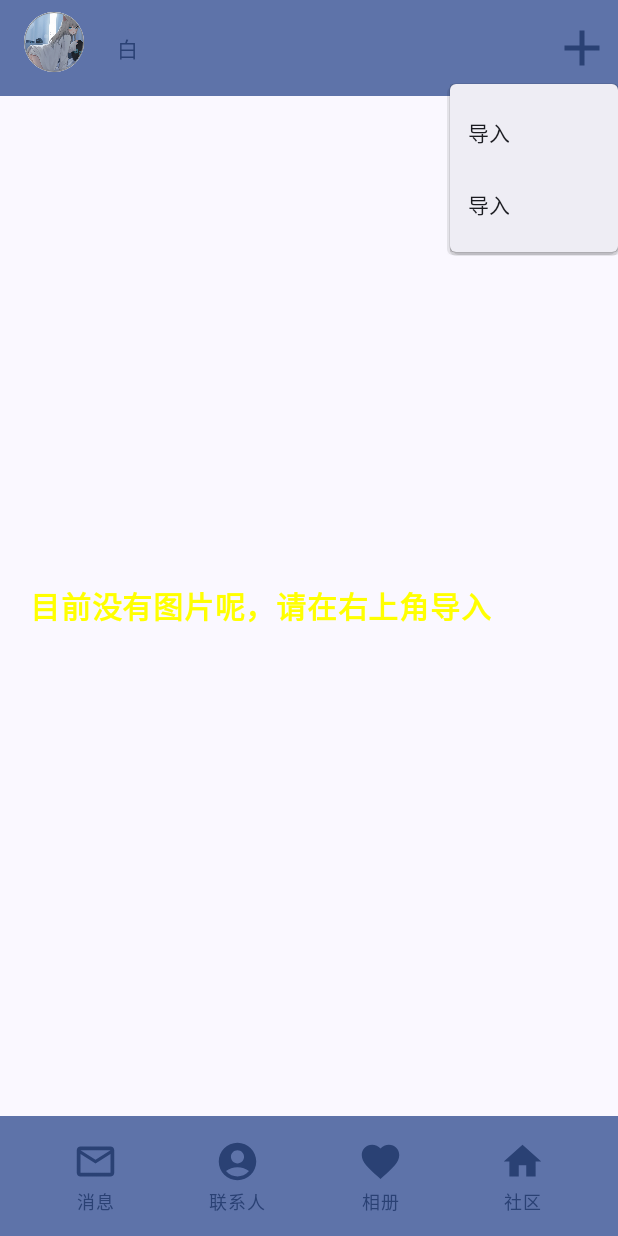
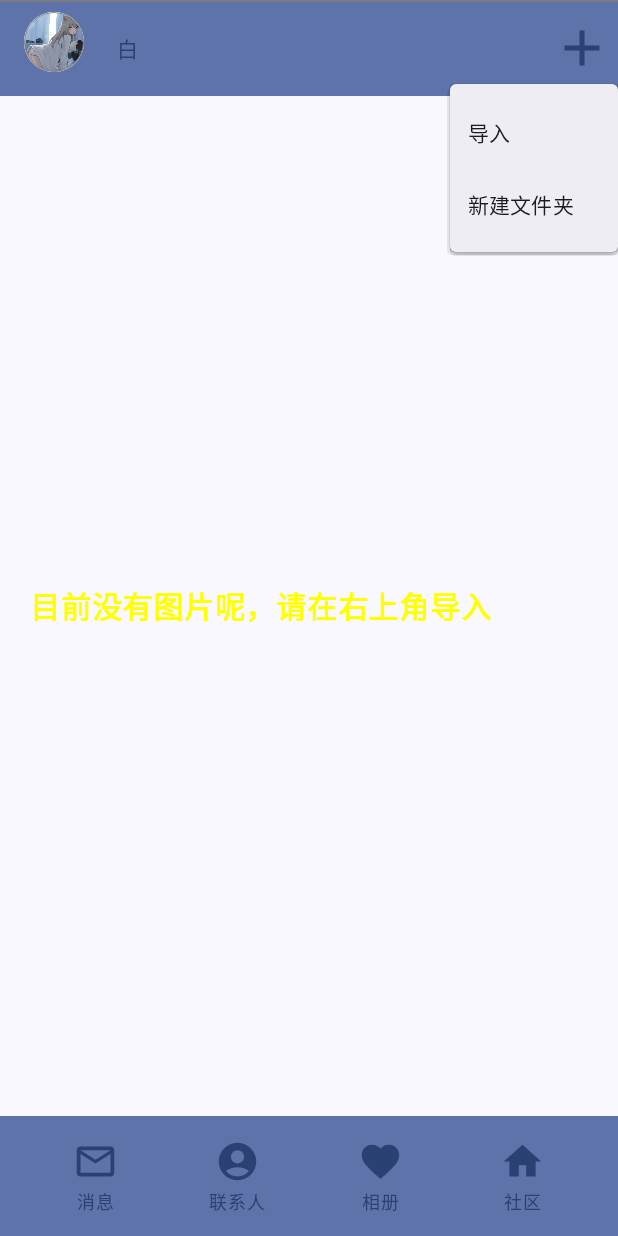
Before and after one commit to losebai/B-Im, an Android app built with Jetpack Compose: the screen it shows after launch (MainActivity), after a tap on "Localized description", on a phone screen of 412 x 824 dp. Run offline under Robolectric (Android 15) with nearby library versions, the phone set to English and light mode, and no system bars; libraries missing offline, so code that uses them is left out: org.noear.snack; network calls fail; pictures from the network do not load; 2 statements that could not run were skipped.

Commit message:
新增初始化

```diff
--- a/app/src/main/java/com/example/myapplication/AppBase.kt
+++ b/app/src/main/java/com/example/myapplication/AppBase.kt
@@ -24,6 +24,7 @@ import androidx.compose.material.icons.filled.MailOutline
 import androidx.compose.material3.BottomAppBar
 import androidx.compose.material3.Button
 import androidx.compose.material3.ButtonDefaults
+import androidx.compose.material3.Divider
 import androidx.compose.material3.DrawerState
 import androidx.compose.material3.DrawerValue
 import androidx.compose.material3.DropdownMenu
@@ -88,9 +89,9 @@ class AppBase {
     @OptIn(ExperimentalMaterial3Api::class)
     fun GetTopAppBar() {
         var expanded by remember { mutableStateOf(false) }
-        val items = listOf("导入", "创建文件夹", "刷新")
+//        val items = listOf("导入", "创建文件夹", "刷新")
         var selectedIndex by remember { mutableIntStateOf(-1) }
-        val lock = ThreadPoolManager.getInstance().getLock("imageLoad")
+//        val lock = ThreadPoolManager.getInstance().getLock("imageLoad")
         val coroutineScope = rememberCoroutineScope()
         TopAppBar(
             colors = TopAppBarDefaults.topAppBarColors(
@@ -168,7 +169,7 @@ class AppBase {
                                     expanded = false
                                 })
                                 DropdownMenuItem(text = {
-                                    Text(text = "导入")
+                                    Text(text = "新建文件夹")
                                 }, onClick = {
                                     selectedIndex = 1
                                     expanded = false
@@ -295,6 +296,7 @@ class AppBase {
             },
             topBar = {
                 topBar()
+                Divider()
             },
             bottomBar = {
                 bottomBar()
--- a/app/src/main/java/com/example/myapplication/MainActivity.kt
+++ b/app/src/main/java/com/example/myapplication/MainActivity.kt
@@ -39,7 +39,8 @@ import androidx.lifecycle.viewmodel.compose.viewModel
 import androidx.navigation.compose.NavHost
 import androidx.navigation.compose.composable
 import androidx.navigation.compose.rememberNavController
-import com.example.myapplication.common.util.ImageUtils
+import com.example.myapplication.common.consts.PRODUCT_DEVICE_NUMBER
+import com.example.myapplication.common.consts.UserId
 import com.example.myapplication.common.ui.ImageGroupButton
 import com.example.myapplication.common.ui.ImageListView
 import com.example.myapplication.common.util.ThreadPoolManager
@@ -54,6 +55,7 @@ import com.example.myapplication.ui.PhotoDataSet
 import com.example.myapplication.ui.SettingHome
 import com.example.myapplication.ui.UserList
 import com.example.myapplication.viewmodel.ImageViewModel
+import com.example.myapplication.viewmodel.UserViewModel
 import kotlinx.coroutines.launch
 import mu.KotlinLogging
 
@@ -64,14 +66,39 @@ private val logger = KotlinLogging.logger {}
 class MainActivity : AppCompatActivity() {
 
 
-
     private var appBase: AppBase = AppBase()
 
     private val userService: UserService = UserService()
 
+    private lateinit var userViewModel: UserViewModel;
 
     override fun finish() {
         super.finish()
+    }
+
+    override fun onResume() {
+        super.onResume()
+
+    }
+
+    private fun init() {
+        // 初始化的时候保存和更新
+        // 默认账户信息
+        ThreadPoolManager.getInstance().addTask("init") {
+            val appUserEntity = AppUserEntity()
+            appUserEntity.deviceNumber = PRODUCT_DEVICE_NUMBER
+            val user = userService.gerUserByNumber(PRODUCT_DEVICE_NUMBER)
+            if (user.id != null) {
+                UserId = user.id
+                appUserEntity.id = user.id
+                userViewModel.userEntity.id = user.id
+                userViewModel.userEntity.name = user.name
+                userViewModel.userEntity.imageUrl = user.imageUrl
+                userViewModel.userEntity.note = user.note
+            } else{
+                userService.save(appUserEntity)
+            }
+        }
     }
 
 
@@ -80,9 +107,11 @@ class MainActivity : AppCompatActivity() {
         super.onCreate(savedInstanceState)
         setContent {
             AppTheme() {
+                userViewModel = viewModel<UserViewModel>()
                 appBase.imageViewModel = viewModel<ImageViewModel>()
 //              ImageUtils.check(LocalContext.current, this)
-                appBase.navHostController = rememberNavController();
+                appBase.navHostController = rememberNavController()
+                this.init()
                 NavHost(
                     navController = appBase.navHostController,
                     startDestination = PageRouteConfig.MENU_ROUTE,
@@ -102,6 +131,7 @@ class MainActivity : AppCompatActivity() {
                 }
             }
         }
+
     }
 
     @SuppressLint("CoroutineCreationDuringComposition")
@@ -113,7 +143,7 @@ class MainActivity : AppCompatActivity() {
         var userImages: List<UserEntity> = mutableListOf()
         ModalNavigationDrawer(drawerState = appBase.settingDrawerState, drawerContent = {
             ModalDrawerSheet {
-                SettingHome()
+                SettingHome(userViewModel.userEntity)
             }
         }) {
             appBase.Context(content = { innerPadding ->
@@ -160,7 +190,7 @@ class MainActivity : AppCompatActivity() {
                     }
 
                     MenuRouteConfig.ROUTE_USERS -> {
-                        UserList(userImages, onClick = {
+                        UserList(userImages, modifier = mod.padding(top = 1.dp), onClick = {
 
                         })
                         ThreadPoolManager.getInstance().addTask("Actity") {
@@ -174,8 +204,10 @@ class MainActivity : AppCompatActivity() {
     }
 
     @Composable
-    fun ScaffoldExample(imageViewModel: ImageViewModel,
-                        modifier: Modifier = Modifier) {
+    fun ScaffoldExample(
+        imageViewModel: ImageViewModel,
+        modifier: Modifier = Modifier
+    ) {
         LazyVerticalGrid(
             columns = GridCells.Adaptive(minSize = 96.dp),
             modifier = modifier
--- a/app/src/main/java/com/example/myapplication/common/consts/AppAPI.kt
+++ b/app/src/main/java/com/example/myapplication/common/consts/AppAPI.kt
@@ -4,6 +4,8 @@ object AppAPI {
 
     const val GET_USER: String = "/dispatch-app/appUser/{}"
 
+    const val GET_USER_BY_NUMBER: String = "/dispatch-app/appUser/gerUserByNumber"
+
     const val POST_USER_SAVE: String = "/dispatch-app/appUser/save"
 
     const val POST_USER_LIST: String = "/dispatch-app/appUser/list"
--- a/app/src/main/java/com/example/myapplication/common/consts/SystemApp.kt
+++ b/app/src/main/java/com/example/myapplication/common/consts/SystemApp.kt
@@ -1,7 +1,19 @@
 package com.example.myapplication.common.consts
 
+import android.content.Context
+import android.content.Context.WIFI_SERVICE
+import android.net.NetworkCapabilities
+import android.net.wifi.WifiInfo
+import android.net.wifi.WifiManager
+import androidx.collection.mutableLongSetOf
+import androidx.compose.runtime.getValue
+import androidx.compose.runtime.mutableLongStateOf
+import androidx.compose.runtime.mutableStateOf
+import androidx.compose.runtime.setValue
 import okhttp3.OkHttpClient
 
 
 // 设备唯一识别吗
-val product: String = android.os.Build.FINGERPRINT
+val PRODUCT_DEVICE_NUMBER: String = android.os.Build.FINGERPRINT
+
+var UserId =  0L
--- a/app/src/main/java/com/example/myapplication/common/util/HttpUtils.kt
+++ b/app/src/main/java/com/example/myapplication/common/util/HttpUtils.kt
@@ -8,6 +8,7 @@ import okhttp3.OkHttpClient;
 import okhttp3.Request;
 import okhttp3.RequestBody;
 import okhttp3.Response;
+import java.util.Objects
 
 
 object HttpUtils {
@@ -18,26 +19,33 @@ object HttpUtils {
         .readTimeout(30, TimeUnit.SECONDS)
         .build();
 
-    private  fun url(url: String) : String{
-        if (isDebugInspectorInfoEnabled){
-            return "http://192.168.20.119:8082$url"
+    private fun url(url: String, params: HashMap<String, Any>): String {
+        var param = ""
+        if (params.isNotEmpty()){
+            param += "?"
         }
-        return "http://192.168.20.119:8082$url"
+        params.forEach{
+            param += it.key + "=" + it.value.toString()
+        }
+        if (isDebugInspectorInfoEnabled) {
+            return "http://192.168.20.119:8082$url$param"
+        }
+        return "http://192.168.20.119:8082$url$param"
 //        return "http://121.40.62.167:8082$url"
     }
 
-    fun get(url: String): Response {
+    fun get(url: String, params: HashMap<String, Any> = hashMapOf()): Response {
         val request: Request = Request.Builder()
             .get()
-            .url(url(url))
+            .url(url(url, params))
             .build();
         return client.newCall(request).execute();
     }
 
-    fun post(url: String, body: RequestBody): Response {
+    fun post(url: String, body: RequestBody, params: HashMap<String, Any> = hashMapOf()): Response {
         val request: Request = Request.Builder()
             .post(body)
-            .url(url(url))
+            .url(url(url, params))
             .build();
         return client.newCall(request).execute();
     }
--- a/app/src/main/java/com/example/myapplication/common/util/Utils.kt
+++ b/app/src/main/java/com/example/myapplication/common/util/Utils.kt
@@ -9,10 +9,12 @@ import androidx.compose.material3.SnackbarHostState
 import com.example.myapplication.R
 import kotlinx.coroutines.CoroutineScope
 import kotlinx.coroutines.launch
+import org.noear.snack.core.utils.StringUtil
+import kotlin.random.Random
 
 object Utils {
 
-    fun message(scope: CoroutineScope, message: String ,snackbarHostState: SnackbarHostState){
+    fun message(scope: CoroutineScope, message: String, snackbarHostState: SnackbarHostState) {
         scope.launch {
             snackbarHostState.showSnackbar(
                 message,
@@ -32,4 +34,16 @@ object Utils {
         throw IllegalStateException("Permissions should be called in the context of an Activity")
     }
 
+    fun stringOrNull(str: String): String {
+        return if (StringUtil.isEmpty(str)) "" else str
+    }
+
+    private val names = arrayOf("白白的小迷妹","一个孤儿","牛逼的我","神人")
+    fun randomName(): String {
+        val index = Random.nextInt(names.size)
+        val num = Random.nextInt()
+        val name = names[index]
+        return "$name$num"
+    }
+
 }
--- a/app/src/main/java/com/example/myapplication/entity/UserEntity.java
+++ b/app/src/main/java/com/example/myapplication/entity/UserEntity.java
@@ -1,6 +1,6 @@
 package com.example.myapplication.entity;
 
-import lombok.Data;
+import com.example.myapplication.common.util.Utils;
 
 public class UserEntity {
 
@@ -11,7 +11,12 @@ public class UserEntity {
 
     String note;
 
-    public UserEntity(){};
+
+
+    public UserEntity(){
+        this.name = Utils.INSTANCE.randomName();
+        this.note = "那天，她说，她不会忘记我，可是我想太多";
+    };
 
     public UserEntity(Long id, String name, String imageUrl, String note) {
         this.id = id;
--- a/app/src/main/java/com/example/myapplication/remote/entity/AppUserEntity.java
+++ b/app/src/main/java/com/example/myapplication/remote/entity/AppUserEntity.java
@@ -11,4 +11,13 @@ import lombok.NonNull;
 
 public class AppUserEntity extends UserEntity {
 
+    String deviceNumber;
+
+    public String getDeviceNumber() {
+        return deviceNumber;
+    }
+
+    public void setDeviceNumber(String deviceNumber) {
+        this.deviceNumber = deviceNumber;
+    }
 }
--- a/app/src/main/java/com/example/myapplication/service/UserService.kt
+++ b/app/src/main/java/com/example/myapplication/service/UserService.kt
@@ -13,13 +13,26 @@ import java.util.Collections
 
 class UserService {
 
-     fun getUser(id: Int): AppUserEntity? {
+    companion object{
+        private val appUserEntity: AppUserEntity = AppUserEntity()
+    }
+
+     fun getUser(id: Long): AppUserEntity {
         val res: Response = HttpUtils.get(AppAPI.GET_USER.format(id))
         if (res.isSuccessful){
             val json = ONode.load(res.body?.string())
             return json["data"].toObject(AppUserEntityClass)
         }
-        return null
+        return appUserEntity
+    }
+
+    fun gerUserByNumber(deviceNumber: String): AppUserEntity {
+        val res: Response = HttpUtils.get(AppAPI.GET_USER_BY_NUMBER, hashMapOf("deviceNumber" to deviceNumber))
+        if (res.isSuccessful){
+            val json = ONode.load(res.body?.string())
+            return json["data"].toObject(AppUserEntityClass)
+        }
+        return appUserEntity
     }
 
     fun save(user: AppUserEntity): Boolean {
--- a/app/src/main/java/com/example/myapplication/ui/Setting.kt
+++ b/app/src/main/java/com/example/myapplication/ui/Setting.kt
@@ -36,12 +36,14 @@ import androidx.compose.ui.tooling.preview.Preview
 import androidx.compose.ui.unit.dp
 import androidx.compose.ui.unit.sp
 import androidx.compose.ui.window.Dialog
+import coil.compose.rememberAsyncImagePainter
 import com.example.myapplication.R
 import com.example.myapplication.common.util.PermissionUtils
 import com.example.myapplication.common.util.PermissionsChecker
 import com.example.myapplication.common.consts.StyleCommon.ZERO_PADDING
 import com.example.myapplication.common.util.Utils
 import com.example.myapplication.entity.ImageEntity
+import com.example.myapplication.entity.UserEntity
 import com.example.myapplication.viewmodel.PermissionViewModel
 
 
@@ -51,7 +53,7 @@ val permissionViewModel: PermissionViewModel = PermissionViewModel()
 @RequiresApi(Build.VERSION_CODES.TIRAMISU)
 @Preview(showBackground = true)
 @Composable
-fun SettingHome(imageEntity: ImageEntity = ImageEntity()) {
+fun SettingHome(userEntity: UserEntity = UserEntity()) {
     val scope = rememberCoroutineScope()
     val buttonModifier = Modifier.fillMaxWidth()
     val iconModifier = Modifier.size(25.dp)
@@ -59,7 +61,8 @@ fun SettingHome(imageEntity: ImageEntity = ImageEntity()) {
     Box(
         modifier = Modifier
             .background(Color.White)
-            .fillMaxHeight().padding(end = 10.dp)
+            .fillMaxHeight()
+            .padding(end = 10.dp)
     ) {
         Column() {
             Row(
@@ -75,7 +78,8 @@ fun SettingHome(imageEntity: ImageEntity = ImageEntity()) {
                     colors = ButtonDefaults.buttonColors(Color.White)
                 ) {
                     Image(
-                        painter = painterResource(id = R.drawable.test),
+                        painter = if (userEntity.imageUrl == null) painterResource(id = R.drawable.test)
+                        else rememberAsyncImagePainter(userEntity.imageUrl),
                         contentDescription = null,
                         contentScale = ContentScale.Crop
                     )
@@ -85,10 +89,10 @@ fun SettingHome(imageEntity: ImageEntity = ImageEntity()) {
                         onClick = { /*TODO*/ },
                         contentPadding = ZERO_PADDING,
                     ) {
-                        Text(text = "白", fontSize = 20.sp)
+                        Text(text = userEntity.name, fontSize = 20.sp)
                     }
                     Text(
-                        text = "已使用10天", fontSize = 10.sp,
+                        text = userEntity.note, fontSize = 10.sp,
                         color = Color.Gray,
                         modifier = Modifier.padding(start = 15.dp)
                     )
@@ -208,9 +212,11 @@ fun SettingHome(imageEntity: ImageEntity = ImageEntity()) {
 fun CheckPermissionDialog() {
     val permissionChecker: PermissionsChecker = PermissionsChecker(LocalContext.current)
     Dialog(onDismissRequest = { permissionViewModel.isCheck = false }) {
-        Box(modifier = Modifier
-            .padding(10.dp)
-            .background(Color.White)) {
+        Box(
+            modifier = Modifier
+                .padding(10.dp)
+                .background(Color.White)
+        ) {
             Column(
                 Modifier.padding(10.dp)
             ) {
@@ -220,7 +226,11 @@ fun CheckPermissionDialog() {
                 ) {
                     Text(text = stringResource(id = R.string.checkout_permission), fontSize = 20.sp)
                 }
-                Row( modifier = Modifier.fillMaxWidth(), verticalAlignment = Alignment.CenterVertically, horizontalArrangement = Arrangement.SpaceBetween) {
+                Row(
+                    modifier = Modifier.fillMaxWidth(),
+                    verticalAlignment = Alignment.CenterVertically,
+                    horizontalArrangement = Arrangement.SpaceBetween
+                ) {
                     Text(text = "写入修改文件权限", fontSize = 12.sp)
                     if (!permissionChecker.lacksPermission(Manifest.permission.MANAGE_EXTERNAL_STORAGE)) {
                         TextButton(
@@ -255,7 +265,11 @@ fun CheckPermissionDialog() {
                         }
                     }
                 }
-                Row(modifier = Modifier.fillMaxWidth() , verticalAlignment = Alignment.CenterVertically,horizontalArrangement = Arrangement.SpaceBetween) {
+                Row(
+                    modifier = Modifier.fillMaxWidth(),
+                    verticalAlignment = Alignment.CenterVertically,
+                    horizontalArrangement = Arrangement.SpaceBetween
+                ) {
                     Text(text = "读取相册权限", fontSize = 12.sp)
                     if (!permissionChecker.lacksPermissions(
                             Manifest.permission.CAMERA,
@@ -284,7 +298,11 @@ fun CheckPermissionDialog() {
                         )
                     }
                 }
-                Row(modifier = Modifier.fillMaxWidth() , verticalAlignment = Alignment.CenterVertically,horizontalArrangement = Arrangement.SpaceBetween) {
+                Row(
+                    modifier = Modifier.fillMaxWidth(),
+                    verticalAlignment = Alignment.CenterVertically,
+                    horizontalArrangement = Arrangement.SpaceBetween
+                ) {
                     Text(text = "获取分享应用列表权限", fontSize = 12.sp)
                     if (!permissionChecker.lacksPermissions(Manifest.permission.QUERY_ALL_PACKAGES)) {
                         TextButton(
@@ -308,7 +326,11 @@ fun CheckPermissionDialog() {
                         )
                     }
                 }
-                Row(modifier = Modifier.fillMaxWidth() , verticalAlignment = Alignment.CenterVertically,horizontalArrangement = Arrangement.SpaceBetween) {
+                Row(
+                    modifier = Modifier.fillMaxWidth(),
+                    verticalAlignment = Alignment.CenterVertically,
+                    horizontalArrangement = Arrangement.SpaceBetween
+                ) {
                     Text(text = "网络权限", fontSize = 12.sp)
                     if (!permissionChecker.lacksPermissions(Manifest.permission.ACCESS_NETWORK_STATE)) {
                         TextButton(
@@ -328,8 +350,14 @@ fun CheckPermissionDialog() {
                         PermissionUtils.CheckPermission(Manifest.permission.ACCESS_NETWORK_STATE)
                     }
                 }
-                Row(modifier = Modifier.fillMaxWidth(), horizontalArrangement =Arrangement.Center){
-                    Text(text = stringResource(id = R.string.checkout_permission_close), color = Color.Gray)
+                Row(
+                    modifier = Modifier.fillMaxWidth(),
+                    horizontalArrangement = Arrangement.Center
+                ) {
+                    Text(
+                        text = stringResource(id = R.string.checkout_permission_close),
+                        color = Color.Gray
+                    )
                 }
             }
         }
--- /dev/null
+++ b/app/src/main/java/com/example/myapplication/viewmodel/UserViewModel.kt
@@ -0,0 +1,10 @@
+package com.example.myapplication.viewmodel
+
+import androidx.lifecycle.ViewModel
+import com.example.myapplication.entity.UserEntity
+
+class UserViewModel: ViewModel() {
+
+    val userEntity = UserEntity()
+
+}
```
Also changed, not shown: app/src/main/java/com/example/myapplication/ui/UsersUI.kt (+5 -4 lines), 1 other file.
